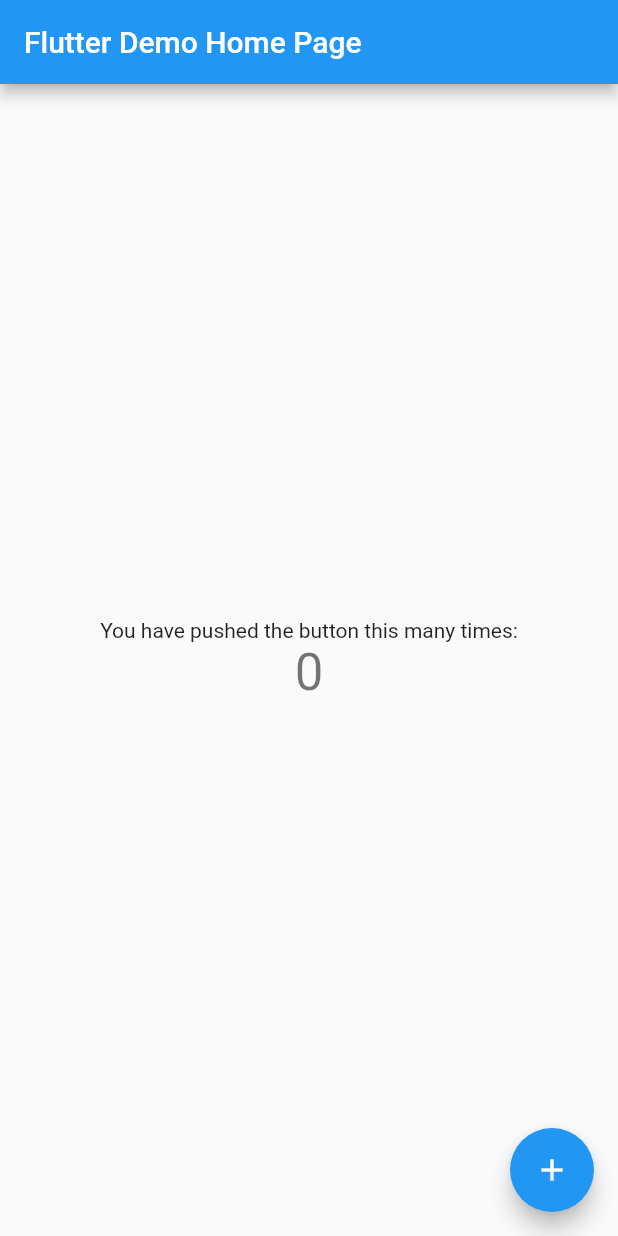
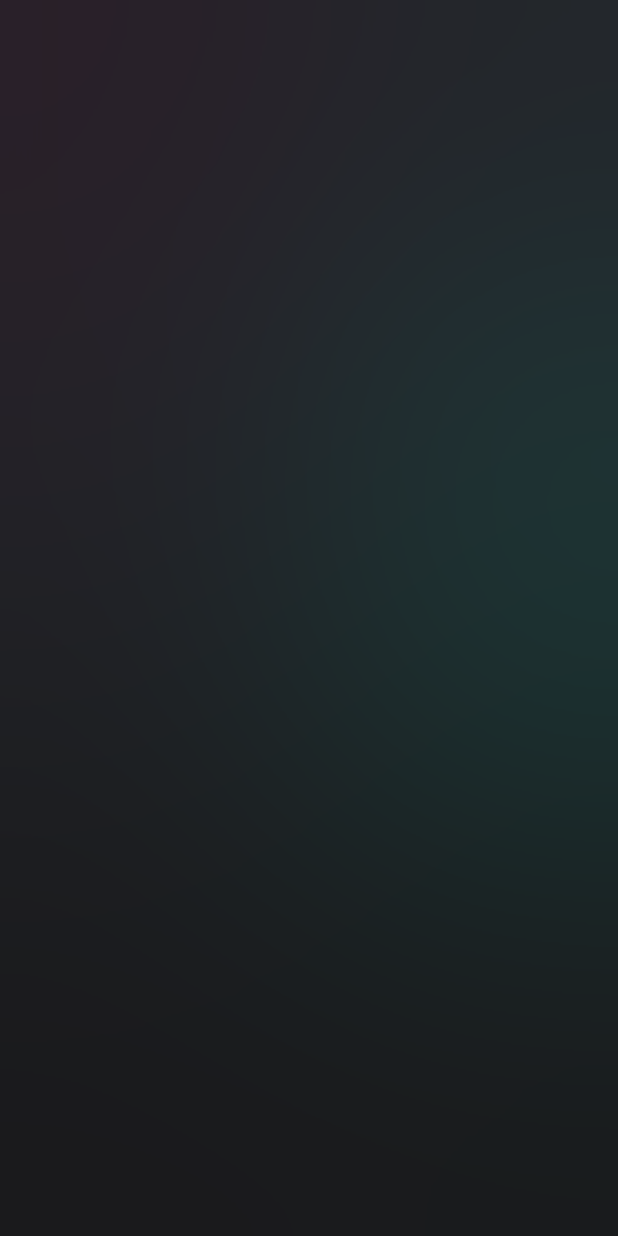
Before and after one commit to kylsnchz12/Prelim-SPElec, a Flutter app: the screen it shows after launch, on a phone screen of 412 x 824 dp. Run offline on Flutter 3.47's test engine with Material 2 defaults, Android fonts, the phone set to English and light mode, and no system bars.

Commit message:
creating onboarding screen

```diff
--- a/flutter_prelim/lib/main.dart
+++ b/flutter_prelim/lib/main.dart
@@ -1,4 +1,5 @@
 import 'package:flutter/material.dart';
+import 'package:flutter_prelim/screens/onboading_screen.dart';
 
 void main() {
   runApp(const MyApp());
@@ -7,109 +8,12 @@
 class MyApp extends StatelessWidget {
   const MyApp({super.key});
 
-  // This widget is the root of your application.
   @override
   Widget build(BuildContext context) {
     return MaterialApp(
       title: 'Flutter Demo',
-      theme: ThemeData(
-        // This is the theme of your application.
-        //
-        // Try running your application with "flutter run". You'll see the
-        // application has a blue toolbar. Then, without quitting the app, try
-        // changing the primarySwatch below to Colors.green and then invoke
-        // "hot reload" (press "r" in the console where you ran "flutter run",
-        // or simply save your changes to "hot reload" in a Flutter IDE).
-        // Notice that the counter didn't reset back to zero; the application
-        // is not restarted.
-        primarySwatch: Colors.blue,
-      ),
-      home: const MyHomePage(title: 'Flutter Demo Home Page'),
+      debugShowCheckedModeBanner: false,
+      home: OnboardingScreen(),
     );
   }
 }
-
-class MyHomePage extends StatefulWidget {
-  const MyHomePage({super.key, required this.title});
-
-  // This widget is the home page of your application. It is stateful, meaning
-  // that it has a State object (defined below) that contains fields that affect
-  // how it looks.
-
-  // This class is the configuration for the state. It holds the values (in this
-  // case the title) provided by the parent (in this case the App widget) and
-  // used by the build method of the State. Fields in a Widget subclass are
-  // always marked "final".
-
-  final String title;
-
-  @override
-  State<MyHomePage> createState() => _MyHomePageState();
-}
-
-class _MyHomePageState extends State<MyHomePage> {
-  int _counter = 0;
-
-  void _incrementCounter() {
-    setState(() {
-      // This call to setState tells the Flutter framework that something has
-      // changed in this State, which causes it to rerun the build method below
-      // so that the display can reflect the updated values. If we changed
-      // _counter without calling setState(), then the build method would not be
-      // called again, and so nothing would appear to happen.
-      _counter++;
-    });
-  }
-
-  @override
-  Widget build(BuildContext context) {
-    // This method is rerun every time setState is called, for instance as done
-    // by the _incrementCounter method above.
-    //
-    // The Flutter framework has been optimized to make rerunning build methods
-    // fast, so that you can just rebuild anything that needs updating rather
-    // than having to individually change instances of widgets.
-    return Scaffold(
-      appBar: AppBar(
-        // Here we take the value from the MyHomePage object that was created by
-        // the App.build method, and use it to set our appbar title.
-        title: Text(widget.title),
-      ),
-      body: Center(
-        // Center is a layout widget. It takes a single child and positions it
-        // in the middle of the parent.
-        child: Column(
-          // Column is also a layout widget. It takes a list of children and
-          // arranges them vertically. By default, it sizes itself to fit its
-          // children horizontally, and tries to be as tall as its parent.
-          //
-          // Invoke "debug painting" (press "p" in the console, choose the
-          // "Toggle Debug Paint" action from the Flutter Inspector in Android
-          // Studio, or the "Toggle Debug Paint" command in Visual Studio Code)
-          // to see the wireframe for each widget.
-          //
-          // Column has various properties to control how it sizes itself and
-          // how it positions its children. Here we use mainAxisAlignment to
-          // center the children vertically; the main axis here is the vertical
-          // axis because Columns are vertical (the cross axis would be
-          // horizontal).
-          mainAxisAlignment: MainAxisAlignment.center,
-          children: <Widget>[
-            const Text(
-              'You have pushed the button this many times:',
-            ),
-            Text(
-              '$_counter',
-              style: Theme.of(context).textTheme.headlineMedium,
-            ),
-          ],
-        ),
-      ),
-      floatingActionButton: FloatingActionButton(
-        onPressed: _incrementCounter,
-        tooltip: 'Increment',
-        child: const Icon(Icons.add),
-      ), // This trailing comma makes auto-formatting nicer for build methods.
-    );
-  }
-}
--- /dev/null
+++ b/flutter_prelim/lib/screens/onboading_screen.dart
@@ -0,0 +1,61 @@
+import 'dart:ui';
+
+import 'package:flutter/material.dart';
+import 'package:flutter/src/widgets/framework.dart';
+import 'package:flutter/src/widgets/placeholder.dart';
+
+class OnboardingScreen extends StatelessWidget {
+  const OnboardingScreen({super.key});
+
+  @override
+  Widget build(BuildContext context) {
+    final screenHeight = MediaQuery.of(context).size.height;
+    final screenWidth = MediaQuery.of(context).size.width;
+    return Scaffold(
+      backgroundColor: const Color(0xFF19191B),
+      extendBody: true,
+      body: SizedBox(
+        width: screenWidth,
+        height: screenHeight,
+        child: Stack(
+          children: [
+            Positioned(
+                top: screenHeight * 0.1,
+                left: -88,
+                child: Container(
+                  height: 166,
+                  width: 166,
+                  decoration: const BoxDecoration(
+                      shape: BoxShape.circle, color: Color(0xFFFE53BB)),
+                  child: BackdropFilter(
+                    filter: ImageFilter.blur(sigmaX: 200, sigmaY: 200),
+                    child: Container(
+                      height: 166,
+                      width: 166,
+                      color: Colors.transparent,
+                    ),
+                  ),
+                )),
+            Positioned(
+                top: screenHeight * 0.3,
+                right: -110,
+                child: Container(
+                  height: 200,
+                  width: 200,
+                  decoration: const BoxDecoration(
+                      shape: BoxShape.circle, color: Color(0xFF09FBD3)),
+                  child: BackdropFilter(
+                    filter: ImageFilter.blur(sigmaX: 200, sigmaY: 200),
+                    child: Container(
+                      height: 200,
+                      width: 200,
+                      color: Colors.transparent,
+                    ),
+                  ),
+                ))
+          ],
+        ),
+      ),
+    );
+  }
+}
--- a/flutter_prelim/pubspec.yaml
+++ b/flutter_prelim/pubspec.yaml
@@ -59,8 +59,8 @@
   uses-material-design: true
 
   # To add assets to your application, add an assets section, like this:
-  # assets:
-  #   - images/a_dot_burr.jpeg
+  assets:
+    - images/
   #   - images/a_dot_ham.jpeg
 
   # An image asset can refer to one or more resolution-specific "variants", see
```
Also changed, not shown: flutter_prelim/images/image 81.png (added), 1 other file.
